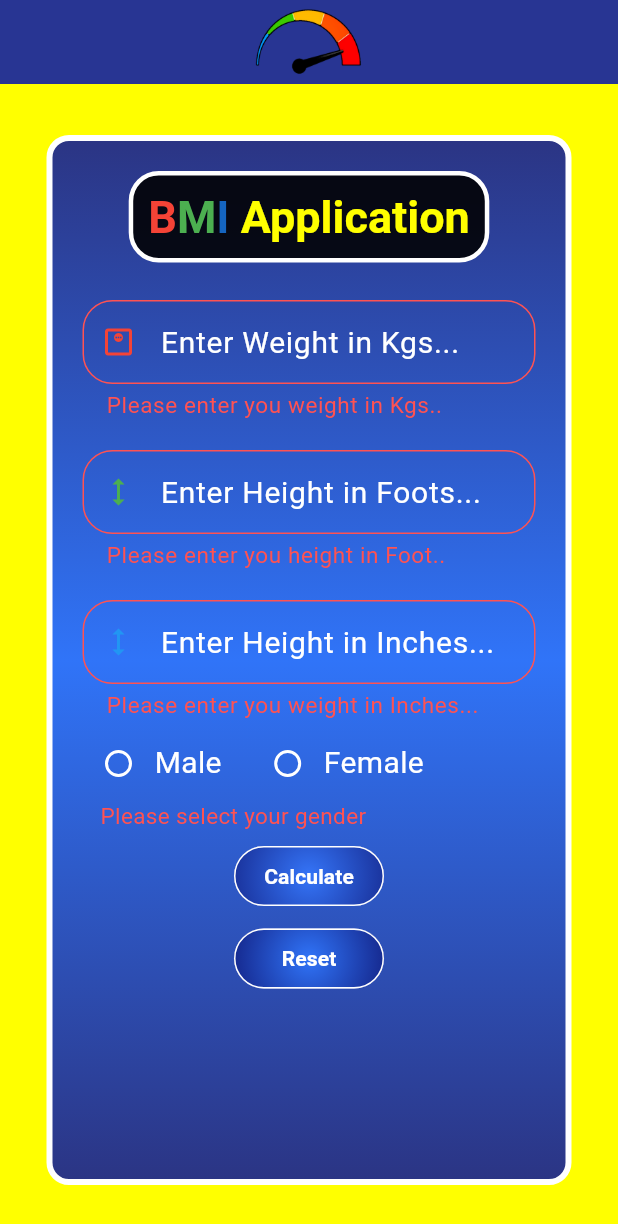
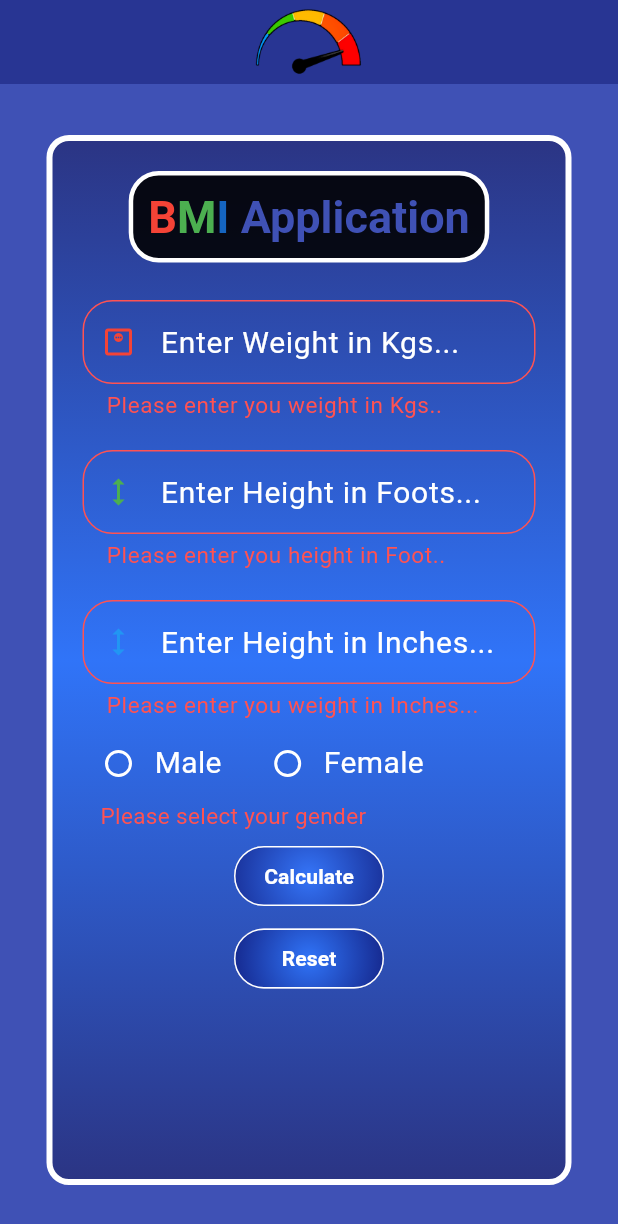
Before and after one commit to Raja-Soni/Body_Mass_Index_Flutter_Application, a Flutter app: the screen it shows after launch, after a tap on "Calculate", on a phone screen of 412 x 824 dp. Shown: the top 1224 px of the screen. Run offline on Flutter 3.47's test engine with Material 3 defaults, Android fonts, the phone set to English and light mode, and no system bars; our stand-ins replace animated_text_kit, page_transition.

Commit message:
Background Color and title color will not change when entered wrong input

```diff
--- a/lib/main.dart
+++ b/lib/main.dart
@@ -64,10 +64,9 @@
 
   bool showLogo = false;
   void validationAnimation() {
-    bgColor = Colors.yellowAccent;
+    bgColor = Colors.indigo.shade500;
+    cautionBGColor = Colors.indigo.shade500;
     chngColor = Colors.black;
-    imageIndex = 0;
-    cautionBGColor = Colors.yellowAccent;
     bmiResult = "";
     imageIndex = 0;
     setState(() {});
```
